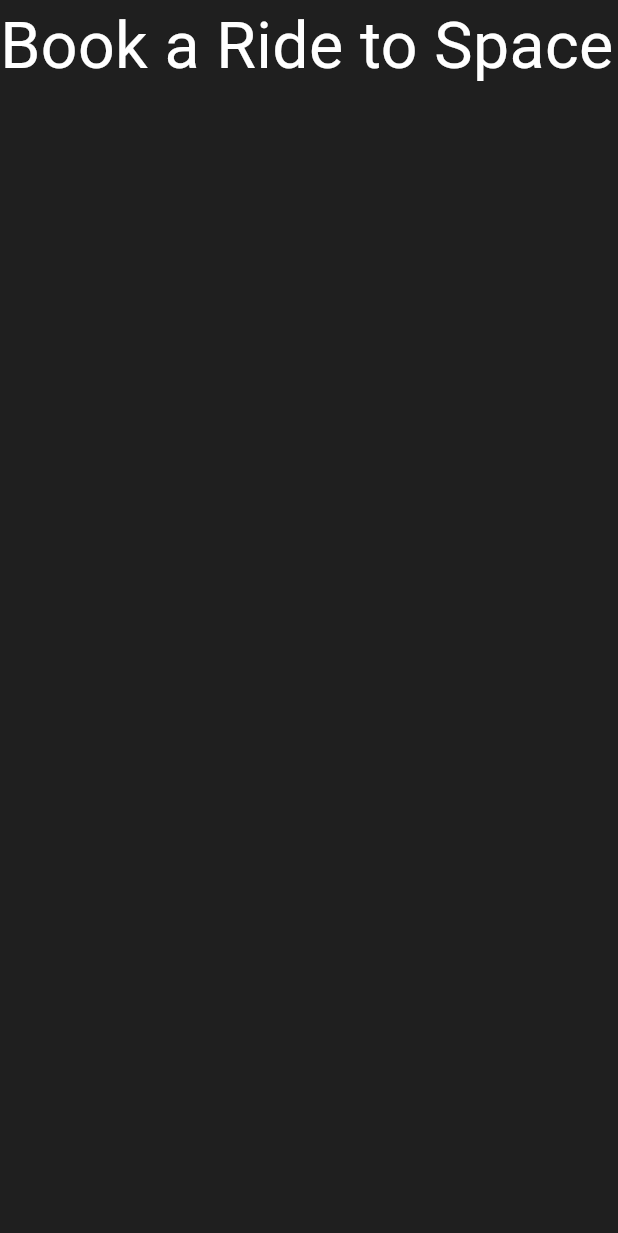
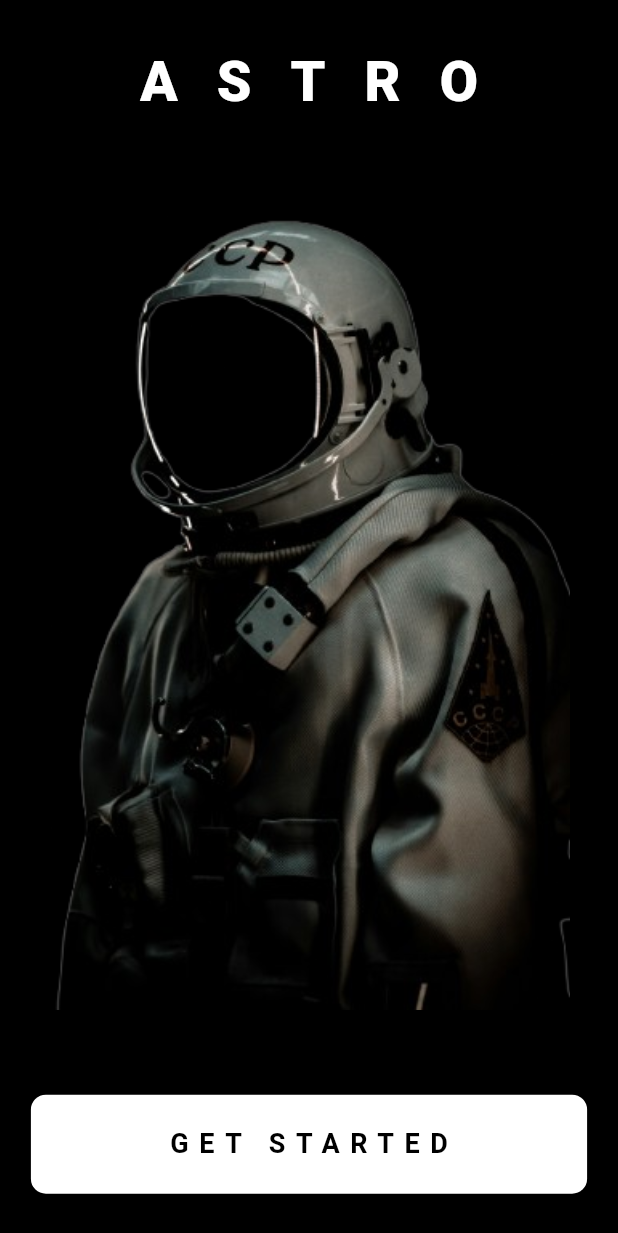
Before and after one commit to THEJOHNCALEB/SpaceShuttle, a Flutter app: the screen it shows after launch, on a phone screen of 412 x 824 dp. Shown: the top 1233 px of the screen. Run offline on Flutter 3.47's test engine with Material 3 defaults, Android fonts, the phone set to English and light mode, and no system bars.

Commit message:
fixed the home page and arranged widgets in column

```diff
--- a/lib/main.dart
+++ b/lib/main.dart
@@ -8,13 +8,14 @@ void main() {
 class MainApp extends StatelessWidget {
   const MainApp({super.key});
 
+
   @override
   Widget build(BuildContext context) {
     return MaterialApp(
-      home: HomePage(),
+      home: const HomePage(),
       debugShowCheckedModeBanner: false,
       theme: ThemeData(
-        scaffoldBackgroundColor: Color.fromRGBO(31, 31, 31, 1),
+        scaffoldBackgroundColor: Color.fromRGBO(0, 0, 0, 1),
       ),
     );
   }
--- a/lib/screens/HomePage.dart
+++ b/lib/screens/HomePage.dart
@@ -1,16 +1,67 @@
 import 'package:flutter/material.dart';
+// import 'package:google_fonts/google_fonts.dart';
 
 class HomePage extends StatelessWidget {
   const HomePage({super.key});
 
   @override
   Widget build(BuildContext context) {
-    return const SafeArea(
+    return SafeArea(
         child: Scaffold(
-      body: Text(
-        'Book a Ride to Space',
-        style: TextStyle(fontSize: 43, color: Color.fromRGBO(255, 255, 255, 1)),
+            body: Column(
+                mainAxisAlignment: MainAxisAlignment.spaceAround,
+                children: [
+          _homeHeaderWidget(),
+          _mainImageWidget(context),
+          _startedButtonWidget(context)
+        ])));
+  }
+
+  Widget _homeHeaderWidget() {
+    return const Text(
+      "ASTRO",
+      style: TextStyle(
+          color: Colors.white,
+          fontSize: 37,
+          fontWeight: FontWeight.w900,
+          letterSpacing: 26
+        ),
+    );
+  }
+
+  Widget _mainImageWidget(context) {
+    var _deviceHeight = MediaQuery.of(context).size.height;
+    return Container(
+      height: _deviceHeight * 0.65,
+      decoration: const BoxDecoration(
+          image: DecorationImage(
+              image: AssetImage("assets/images/astro.png"),
+              fit: BoxFit.contain)),
+    );
+  }
+
+  Widget _startedButtonWidget(context) {
+    var _deviceWidth = MediaQuery.of(context).size.width;
+    return Container(
+      width: _deviceWidth * 0.9, // Add vertical margin
+      child: TextButton(
+        onPressed: () {},
+        style: TextButton.styleFrom(
+          backgroundColor: Colors.white, // Button background color
+          padding: const EdgeInsets.symmetric(vertical: 20), // Add padding
+          shape: RoundedRectangleBorder(
+            borderRadius: BorderRadius.circular(10), // Rounded corners
+          ),
+        ),
+        child: const Text(
+          'GET STARTED',
+          style: TextStyle(
+              color: Colors.black, // Text color
+              fontSize: 18, // Text size
+              fontWeight: FontWeight.bold, // Bold text
+              letterSpacing: 7),
+        ),
       ),
-    ));
+    );
   }
 }
--- a/pubspec.yaml
+++ b/pubspec.yaml
@@ -17,3 +17,5 @@ dev_dependencies:
 
 flutter:
   uses-material-design: true
+  assets:
+    - assets/images/
```
Also changed, not shown: assets/images/astro.png (added), 1 other file.
